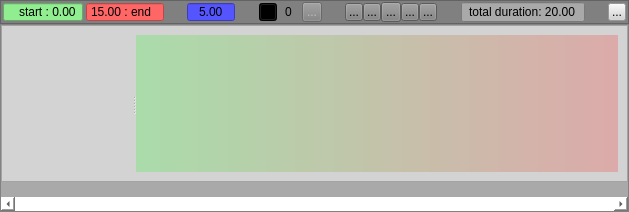
Above: src/AnimTimeline/FormAnimTimeline.ui from hiergaut/AnimTimeline before the change. Below: the same form after it.
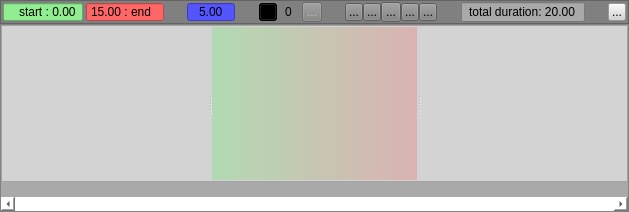
That is the form after the change. Icons and pictures are not drawn. Custom widgets are drawn as their Qt base class.

Diff of the .ui file:
```diff
--- a/src/AnimTimeline/FormAnimTimeline.ui
+++ b/src/AnimTimeline/FormAnimTimeline.ui
@@ -713,24 +713,34 @@
           <enum>QFrame::Raised</enum>
          </property>
          <layout class="QHBoxLayout" name="horizontalLayout_2">
+          <property name="leftMargin">
+           <number>0</number>
+          </property>
+          <property name="topMargin">
+           <number>1</number>
+          </property>
+          <property name="rightMargin">
+           <number>0</number>
+          </property>
+          <property name="bottomMargin">
+           <number>1</number>
+          </property>
           <item>
            <widget class="QSplitter" name="splitter">
+            <property name="styleSheet">
+             <string notr="true">background-color: rgba(0, 0, 255, 0);
+</string>
+            </property>
             <property name="orientation">
              <enum>Qt::Horizontal</enum>
             </property>
             <widget class="QFrame" name="frame_spacer">
              <property name="sizePolicy">
-              <sizepolicy hsizetype="Minimum" vsizetype="Preferred">
+              <sizepolicy hsizetype="Fixed" vsizetype="Preferred">
                <horstretch>0</horstretch>
                <verstretch>0</verstretch>
               </sizepolicy>
              </property>
-             <property name="minimumSize">
-              <size>
-               <width>50</width>
-               <height>0</height>
-              </size>
-             </property>
              <property name="styleSheet">
               <string notr="true">background-color: rgba(0, 0, 255, 00);
 </string>
@@ -749,14 +759,8 @@
                <verstretch>0</verstretch>
               </sizepolicy>
              </property>
-             <property name="minimumSize">
-              <size>
-               <width>400</width>
-               <height>0</height>
-              </size>
-             </property>
              <property name="styleSheet">
-              <string notr="true">background-color: qlineargradient(spread:pad, x1: 0 y1: 0, x2: 1 y2: 0, stop:0 rgba(0,255, 0, 50), stop:1 rgba(255, 0, 0, 50));
+              <string notr="true">background-color: qlineargradient(spread:pad, x1: 0 y1: 0, x2: 1 y2: 0, stop:0 rgba(0,255, 0, 40), stop:1 rgba(255, 0, 0, 40));
 border: 0px;</string>
              </property>
              <property name="frameShape">
@@ -769,6 +773,17 @@
               <number>1</number>
              </property>
             </widget>
+            <widget class="QFrame" name="frame_rightSpacer">
+             <property name="styleSheet">
+              <string notr="true">background-color: rgba(0, 0, 255, 0);</string>
+             </property>
+             <property name="frameShape">
+              <enum>QFrame::StyledPanel</enum>
+             </property>
+             <property name="frameShadow">
+              <enum>QFrame::Raised</enum>
+             </property>
+            </widget>
            </widget>
           </item>
          </layout>
```
